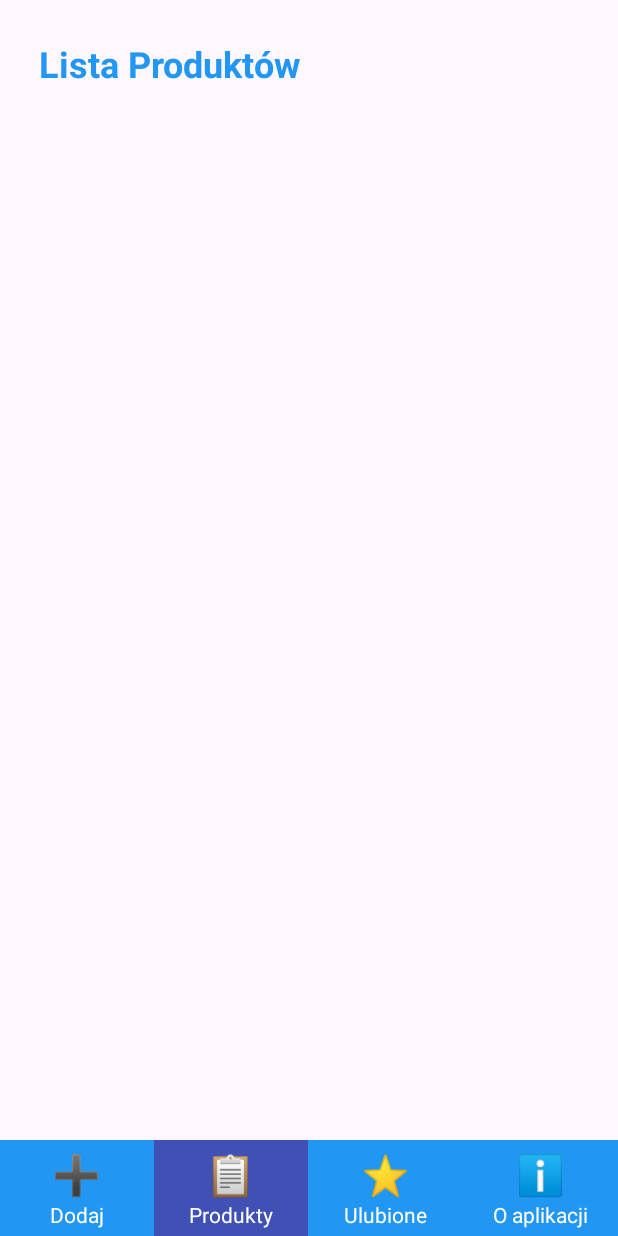
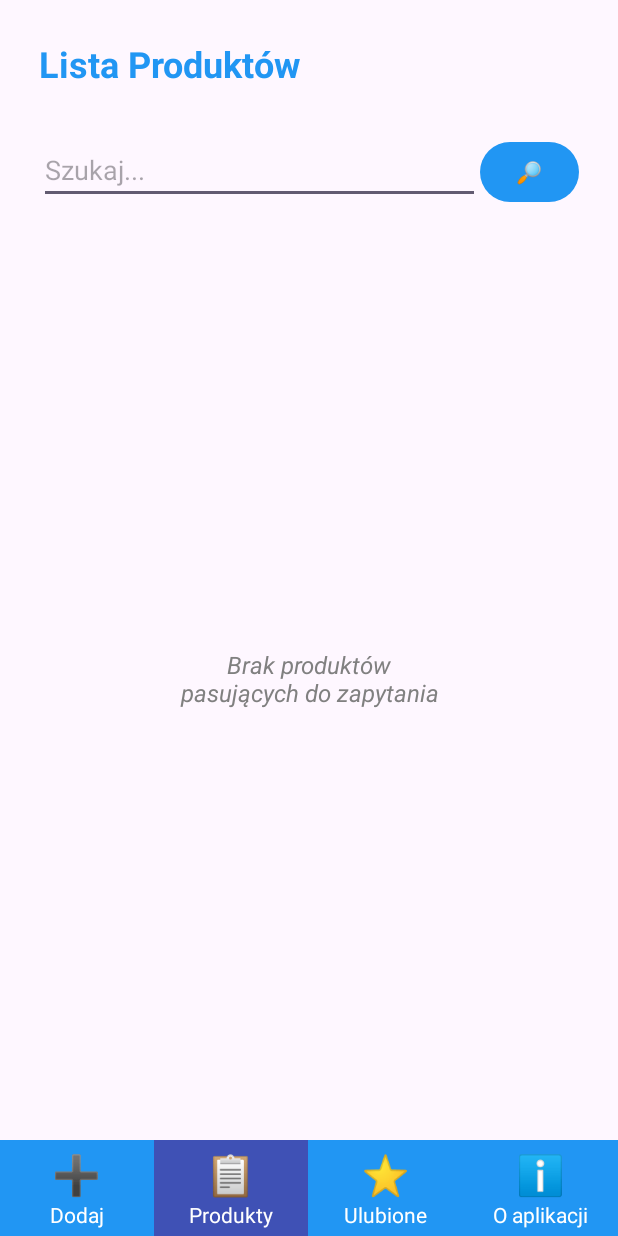
Before and after one commit to lbasista/Magazynex, an Android app: the screen it shows after launch (MainMenuActivity), on a phone screen of 412 x 824 dp. Run offline under Robolectric (Android 15) with nearby library versions, the phone set to English and light mode, and no system bars; our stand-ins replace Room's generated code.

Commit message:
Implemented search product function in Product List window

```diff
--- a/app/src/main/java/pl/lbasista/magazynex/data/ProductDao.java
+++ b/app/src/main/java/pl/lbasista/magazynex/data/ProductDao.java
@@ -33,4 +33,11 @@ public interface ProductDao {
     //Szukaj po kodzie
     @Query("SELECT * FROM Product WHERE barcode = :barcode LIMIT 1")
     Product getByBarcode(String barcode);
+
+    //Znajdź produkt na liście
+    @Query("SELECT * FROM Product WHERE " +
+            "name LIKE '%' || :search || '%' OR " +
+            "producer LIKE '%' || :search || '%' OR " +
+            "barcode LIKE '%' || :search || '%'")
+    LiveData<List<Product>> searchProducts(String search);
 }
--- a/app/src/main/java/pl/lbasista/magazynex/ui/product/ProductListFragment.java
+++ b/app/src/main/java/pl/lbasista/magazynex/ui/product/ProductListFragment.java
@@ -4,6 +4,9 @@ import android.os.Bundle;
 import android.view.LayoutInflater;
 import android.view.ViewGroup;
 import android.view.View;
+import android.widget.Button;
+import android.widget.EditText;
+import android.widget.TextView;
 
 import androidx.annotation.NonNull;
 import androidx.annotation.Nullable;
@@ -20,7 +23,11 @@ import pl.lbasista.magazynex.data.Product;
 
 public class ProductListFragment extends Fragment {
     private RecyclerView recyclerViewProducts;
-    ProductAdapter productAdapter;
+    private EditText editTextSearch;
+    private Button buttonSearch;
+    private TextView textViewEmpty;
+    private ProductAdapter productAdapter;
+    private ProductViewModel viewModel;
 
     @Nullable
     @Override
@@ -35,11 +42,39 @@ public class ProductListFragment extends Fragment {
         //Pionowa lista
         recyclerViewProducts.setLayoutManager(new LinearLayoutManager(requireContext()));
 
+        editTextSearch = view.findViewById(R.id.editTextProductSearch);
+        buttonSearch = view.findViewById(R.id.buttonProductSearch);
+        textViewEmpty = view.findViewById(R.id.textViewEmpty);
+
         ProductViewModel viewModel = new ViewModelProvider(this).get(ProductViewModel.class);
-        viewModel.getAllProducts().observe(getViewLifecycleOwner(), products -> {
-                    productAdapter = new ProductAdapter(products, viewModel);
-                    recyclerViewProducts.setAdapter(productAdapter);
-                }
-        );
+
+        Observer<List<Product>> updateUI = products -> {
+            if (products == null || products.isEmpty()) {
+                //Brak wyników
+                textViewEmpty.setVisibility(View.VISIBLE);
+                recyclerViewProducts.setVisibility(View.GONE);
+            } else {
+                //Są wyniki
+                textViewEmpty.setVisibility(View.GONE);
+                recyclerViewProducts.setVisibility(View.VISIBLE);
+                productAdapter = new ProductAdapter(products, viewModel);
+                recyclerViewProducts.setAdapter(productAdapter);
+            }
+        };
+
+        //Wyświetlanie wszystkich produktów
+        viewModel.getAllProducts().observe(getViewLifecycleOwner(), updateUI);
+
+        //Wyszukiwanie produktu
+        buttonSearch.setOnClickListener(v -> {
+            String query = editTextSearch.getText().toString().trim();
+            if (query.isEmpty()) {
+                //Pusto - wyświetl pełną listę
+                viewModel.getAllProducts().observe(getViewLifecycleOwner(), updateUI);
+            } else {
+                //Szukamy przez DAO
+                viewModel.searchProducts(query).observe(getViewLifecycleOwner(), updateUI);
+            }
+        });
     }
 }
--- a/app/src/main/java/pl/lbasista/magazynex/ui/product/ProductViewModel.java
+++ b/app/src/main/java/pl/lbasista/magazynex/ui/product/ProductViewModel.java
@@ -31,6 +31,10 @@ public class ProductViewModel extends AndroidViewModel {
         favouriteList = productDao.getFavourites();
     }
 
+    public LiveData<List<Product>> searchProducts(String query) {
+        return productDao.searchProducts(query);
+    }
+
     public LiveData<List<Product>> getAllProducts() {
         return productList;
     }
--- a/app/src/main/res/layout/activity_product_list.xml
+++ b/app/src/main/res/layout/activity_product_list.xml
@@ -18,13 +18,56 @@
         app:layout_constraintStart_toStartOf="parent"
         app:layout_constraintEnd_toEndOf="parent"/>
 
+    <LinearLayout
+        android:id="@+id/searchRow"
+        android:layout_width="0dp"
+        android:layout_height="wrap_content"
+        android:orientation="horizontal"
+        app:layout_constraintTop_toBottomOf="@id/textTitle"
+        app:layout_constraintStart_toStartOf="parent"
+        app:layout_constraintEnd_toEndOf="parent"
+        android:padding="16dp">
+
+        <EditText
+            android:layout_width="0dp"
+            android:layout_height="wrap_content"
+            android:layout_weight="1"
+            android:id="@+id/editTextProductSearch"
+            android:hint="Szukaj..."
+            android:inputType="text"/>
+
+        <Button
+            android:layout_width="wrap_content"
+            android:layout_height="wrap_content"
+            android:id="@+id/buttonProductSearch"
+            android:text="🔎"
+            android:minWidth="0dp"/>
+    </LinearLayout>
+
+    <TextView
+        android:layout_width="match_parent"
+        android:layout_height="wrap_content"
+        android:id="@+id/textViewEmpty"
+        android:gravity="center"
+        android:text="Brak produktów\npasujących do zapytania"
+        android:textSize="16sp"
+        android:textColor="@color/gray"
+        android:textStyle="italic"
+        app:layout_constraintTop_toBottomOf="@id/searchRow"
+        app:layout_constraintBottom_toBottomOf="parent"
+        app:layout_constraintStart_toStartOf="parent"
+        app:layout_constraintEnd_toEndOf="parent"
+        app:layout_constraintVertical_bias="0.5"
+        android:visibility="gone"/>
+
     <androidx.recyclerview.widget.RecyclerView
         android:id="@+id/recyclerViewProducts"
         android:layout_width="0dp"
         android:layout_height="0dp"
-        app:layout_constraintTop_toBottomOf="@id/textTitle"
         app:layout_constraintBottom_toBottomOf="parent"
+        app:layout_constraintEnd_toEndOf="parent"
+        app:layout_constraintHorizontal_bias="0.0"
         app:layout_constraintStart_toStartOf="parent"
-        app:layout_constraintEnd_toEndOf="parent" />
-
+        app:layout_constraintTop_toBottomOf="@id/searchRow"
+        app:layout_constraintVertical_bias="1.0" />
 </androidx.constraintlayout.widget.ConstraintLayout>
```
